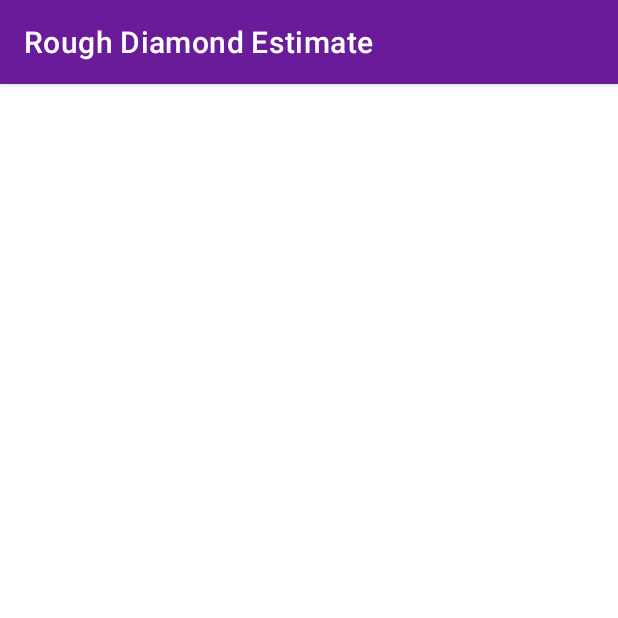
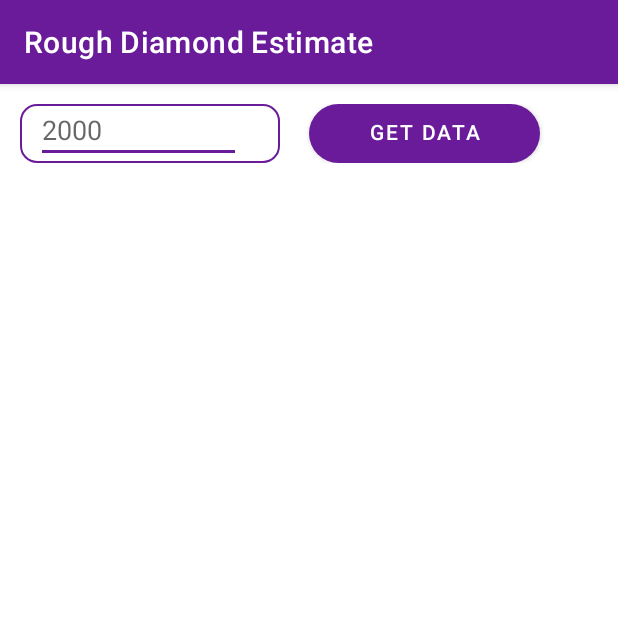
Before and after one commit to harshBackeend/Rough-Diamondrate, an Android app: the FilterActivity screen opened directly, with no data from a screen before it, on a phone screen of 412 x 824 dp, the top half of it. Run offline under Robolectric (Android 15) with nearby library versions, the phone set to English and light mode, and no system bars; our stand-ins replace sdp/ssp sizes.

Commit message:
Implement setEditText in FilterActivity

```diff
--- a/app/src/main/res/layout/activity_filter.xml
+++ b/app/src/main/res/layout/activity_filter.xml
@@ -1,9 +1,63 @@
 <?xml version="1.0" encoding="utf-8"?>
-<androidx.constraintlayout.widget.ConstraintLayout xmlns:android="http://schemas.android.com/apk/res/android"
-    xmlns:app="http://schemas.android.com/apk/res-auto"
+<androidx.core.widget.NestedScrollView xmlns:android="http://schemas.android.com/apk/res/android"
     xmlns:tools="http://schemas.android.com/tools"
     android:layout_width="match_parent"
     android:layout_height="match_parent"
-    tools:context=".uiComponents.FilterActivity">
+    tools:context=".uiComponents.FilterActivity"
+    tools:ignore="SpeakableTextPresentCheck">
 
-</androidx.constraintlayout.widget.ConstraintLayout>
+    <LinearLayout
+        android:layout_width="match_parent"
+        android:layout_height="wrap_content"
+        android:layout_marginTop="@dimen/_10sdp"
+        android:orientation="vertical">
+
+        <LinearLayout
+            android:layout_width="match_parent"
+            android:layout_height="wrap_content"
+            android:orientation="horizontal">
+
+            <LinearLayout
+                android:layout_width="match_parent"
+                android:layout_weight="1"
+                android:layout_marginStart="@dimen/_10sdp"
+                android:layout_marginEnd="@dimen/_15sdp"
+                android:layout_height="match_parent"
+                android:background="@drawable/border_color_6a1b9a_1sdp_r_10sdp"
+                android:gravity="center_vertical"
+                android:orientation="horizontal"
+                android:paddingHorizontal="@dimen/_8sdp">
+                <EditText
+                    android:id="@+id/editRFPrice"
+                    style="@style/EditText"
+                    android:layout_width="0dp"
+                    android:layout_height="wrap_content"
+                    android:layout_marginEnd="@dimen/_12sdp"
+                    android:layout_weight="1.5"
+                    android:hint="@string/_2000"
+                    android:importantForAutofill="no"
+                    android:includeFontPadding="false"
+                    android:inputType="number"
+                    android:maxWidth="@dimen/_100sdp"
+                    tools:ignore="DuplicateSpeakableTextCheck,NestedWeights,TouchTargetSizeCheck" />
+
+            </LinearLayout>
+
+            <Button
+                android:id="@+id/buttonReset"
+                android:layout_width="match_parent"
+                android:layout_height="@dimen/_30sdp"
+                android:layout_weight="1"
+                android:layout_marginEnd="@dimen/_40sdp"
+                android:background="@drawable/solid_color_6a1b9a"
+                android:includeFontPadding="false"
+                android:text="get Data" />
+
+        </LinearLayout>
+
+
+
+    </LinearLayout>
+
+
+</androidx.core.widget.NestedScrollView>
```
